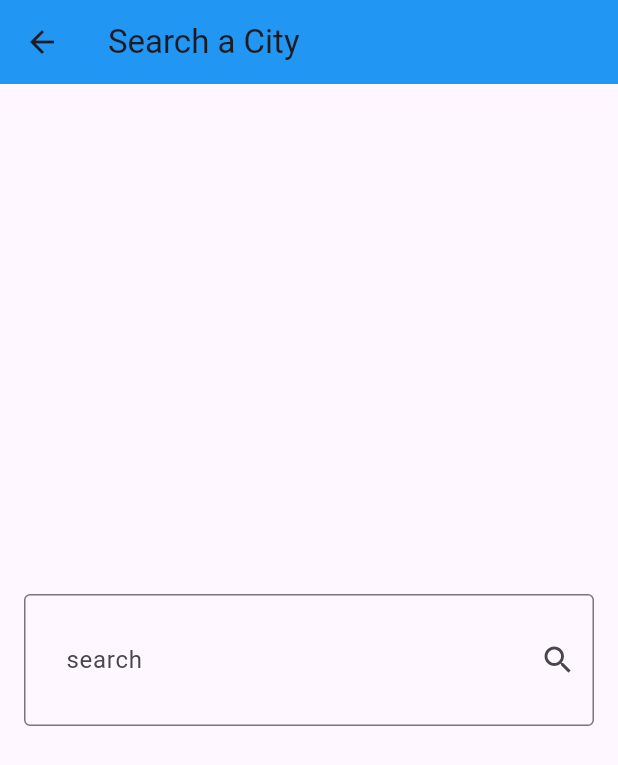
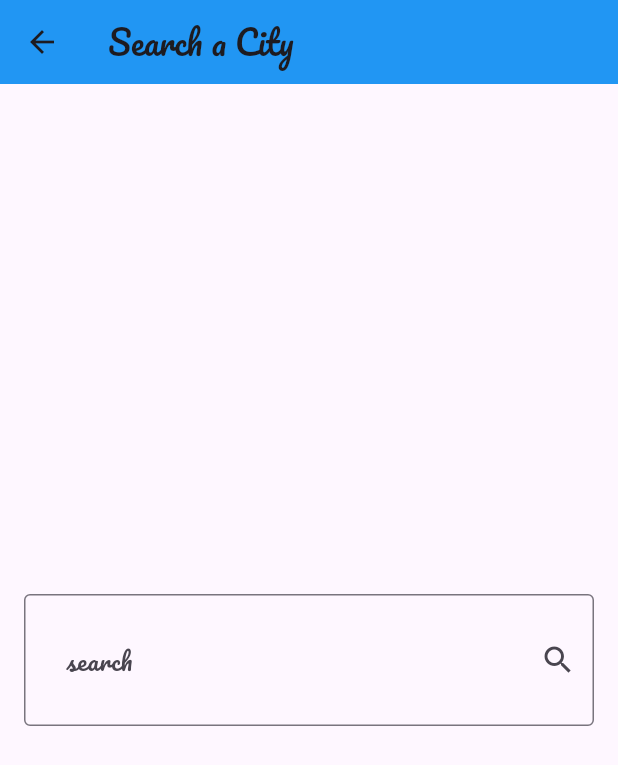
Before and after one commit to mohamedredaelsheikh/WeatherApp, a Flutter app: the HomeView screen opened by its route, after a tap on the "search" icon, on a phone screen of 412 x 824 dp. Shown: the top 765 px of the screen. Run offline on Flutter 3.47's test engine with Material 3 defaults, Android fonts, the phone set to English and light mode, and no system bars; our stand-ins replace firebase_auth, firebase_core, flutter_bloc, modal_progress_hud_nsn; accounts and stored records are empty.

Commit message:
refactor code

```diff
--- a/lib/features/Auth/presentation/views/login_view.dart
+++ b/lib/features/Auth/presentation/views/login_view.dart
@@ -7,7 +7,7 @@ import 'package:project/features/Auth/presentation/manager/AuthBloc/auth_bloc.da
 import 'package:project/features/Auth/presentation/views/register_view.dart';
 import 'package:project/features/Auth/presentation/widgets/custombuttom.dart';
 import 'package:project/features/Auth/presentation/widgets/customtextfield.dart';
-import 'package:project/views/home_view.dart';
+import 'package:project/features/home/presentation/views/home_view.dart';
 
 class LoginView extends StatefulWidget {
   static String id = 'LoginView';
--- a/lib/features/Auth/presentation/views/register_view.dart
+++ b/lib/features/Auth/presentation/views/register_view.dart
@@ -6,7 +6,7 @@ import 'package:project/core/show_snack_bar.dart';
 import 'package:project/features/Auth/presentation/manager/AuthBloc/auth_bloc.dart';
 import 'package:project/features/Auth/presentation/widgets/custombuttom.dart';
 import 'package:project/features/Auth/presentation/widgets/customtextfield.dart';
-import 'package:project/views/home_view.dart';
+import 'package:project/features/home/presentation/views/home_view.dart';
 
 class RegisterView extends StatefulWidget {
   static String id = 'RegisterView';
--- a/lib/services/weather_service.dart
+++ b/lib/features/home/data/remote_data_source/services/weather_service.dart
@@ -1,7 +1,7 @@
 import 'dart:convert';
 
 import 'package:http/http.dart' as http;
-import 'package:project/models/weather_model.dart';
+import 'package:project/features/home/data/models/weather_model.dart';
 
 class WeatherService {
   String baseUrl = 'http://api.weatherapi.com/v1';
--- a/lib/cubits/weather_cubit/weather_cubit.dart
+++ b/lib/features/home/presentation/manager/cubits/weather_cubit/weather_cubit.dart
@@ -1,8 +1,8 @@
 import 'package:flutter/material.dart';
 import 'package:flutter_bloc/flutter_bloc.dart';
-import 'package:project/cubits/weather_cubit/weather_states.dart';
-import 'package:project/models/weather_model.dart';
-import 'package:project/services/weather_service.dart';
+import 'package:project/features/home/presentation/manager/cubits/weather_cubit/weather_states.dart';
+import 'package:project/features/home/data/models/weather_model.dart';
+import 'package:project/features/home/data/remote_data_source/services/weather_service.dart';
 
 class WeatherCubit extends Cubit<WeatherState> {
   WeatherCubit({required this.weatherservice}) : super(WeatherInitialState());
--- a/lib/views/home_view.dart
+++ b/lib/features/home/presentation/views/home_view.dart
@@ -1,10 +1,10 @@
 import 'package:flutter/material.dart';
 import 'package:flutter_bloc/flutter_bloc.dart';
-import 'package:project/cubits/weather_cubit/weather_cubit.dart';
-import 'package:project/cubits/weather_cubit/weather_states.dart';
-import 'package:project/views/search_view.dart';
-import 'package:project/widgets/noweather_info_body.dart';
-import 'package:project/widgets/weather_info_body.dart';
+import 'package:project/features/home/presentation/manager/cubits/weather_cubit/weather_cubit.dart';
+import 'package:project/features/home/presentation/manager/cubits/weather_cubit/weather_states.dart';
+import 'package:project/features/home/presentation/views/search_view.dart';
+import 'package:project/features/home/presentation/widgets/noweather_info_body.dart';
+import 'package:project/features/home/presentation/widgets/weather_info_body.dart';
 
 class HomeView extends StatelessWidget {
   const HomeView({super.key, required this.state});
@@ -27,7 +27,7 @@ class HomeView extends StatelessWidget {
           title: const Text(
             'Weather App',
             style: TextStyle(
-              fontFamily: 'pacifico',
+              fontFamily: 'Pacifico',
               fontSize: 32,
             ),
           ),
@@ -41,7 +41,13 @@ class HomeView extends StatelessWidget {
                         BlocProvider.of<WeatherCubit>(context).weathermodel!)
                 : state is WeatherFailureState
                     ? const Center(
-                        child: Text('there is something wrong with the input'),
+                        child: Text(
+                          'there is something wrong with the input',
+                          style: TextStyle(
+                            fontFamily: 'Pacifico',
+                            fontSize: 20,
+                          ),
+                        ),
                       )
                     : const NoWeatherInfoBody());
   }
--- a/lib/views/search_view.dart
+++ b/lib/features/home/presentation/views/search_view.dart
@@ -1,7 +1,7 @@
 import 'package:flutter/material.dart';
 import 'package:flutter_bloc/flutter_bloc.dart';
-import 'package:project/cubits/weather_cubit/weather_cubit.dart';
-import 'package:project/views/home_view.dart';
+import 'package:project/features/home/presentation/manager/cubits/weather_cubit/weather_cubit.dart';
+import 'package:project/features/home/presentation/views/home_view.dart';
 
 class SearchView extends StatelessWidget {
   String? cityName;
--- a/lib/widgets/weather_info_body.dart
+++ b/lib/features/home/presentation/widgets/weather_info_body.dart
@@ -1,7 +1,7 @@
 import 'package:flutter/material.dart';
 import 'package:flutter_bloc/flutter_bloc.dart';
-import 'package:project/cubits/weather_cubit/weather_cubit.dart';
-import 'package:project/models/weather_model.dart';
+import 'package:project/features/home/presentation/manager/cubits/weather_cubit/weather_cubit.dart';
+import 'package:project/features/home/data/models/weather_model.dart';
 
 class WeatherInfoBody extends StatelessWidget {
   const WeatherInfoBody({
--- a/lib/main.dart
+++ b/lib/main.dart
@@ -1,16 +1,16 @@
 import 'package:firebase_core/firebase_core.dart';
 import 'package:flutter/material.dart';
 import 'package:flutter_bloc/flutter_bloc.dart';
-import 'package:project/cubits/weather_cubit/weather_cubit.dart';
+import 'package:project/features/home/presentation/manager/cubits/weather_cubit/weather_cubit.dart';
 import 'package:project/features/Auth/presentation/manager/AuthBloc/auth_bloc.dart';
 import 'package:project/features/Auth/presentation/views/login_view.dart';
 import 'package:project/features/Auth/presentation/views/register_view.dart';
 import 'package:project/firebase_options.dart';
-import 'package:project/services/weather_service.dart';
-import 'package:project/views/home_view.dart';
-import 'package:project/views/search_view.dart';
+import 'package:project/features/home/data/remote_data_source/services/weather_service.dart';
+import 'package:project/features/home/presentation/views/home_view.dart';
+import 'package:project/features/home/presentation/views/search_view.dart';
 
-import 'cubits/weather_cubit/weather_states.dart';
+import 'features/home/presentation/manager/cubits/weather_cubit/weather_states.dart';
 
 void main() async {
   WidgetsFlutterBinding.ensureInitialized();
@@ -49,6 +49,7 @@ class WeatherApp extends StatelessWidget {
                       ? Colors.blue
                       : BlocProvider.of<WeatherCubit>(context).appBarColor,
                 ),
+                fontFamily: 'pacifico',
               ),
               routes: {
                 LoginView.id: (context) => const LoginView(),
```
Also changed, not shown: lib/features/home/data/models/weather_model.dart (renamed from lib/models/weather_model.dart), lib/features/home/presentation/manager/cubits/weather_cubit/weather_states.dart (renamed from lib/cubits/weather_cubit/weather_states.dart), lib/features/home/presentation/widgets/noweather_info_body.dart (renamed from lib/widgets/noweather_info_body.dart).
